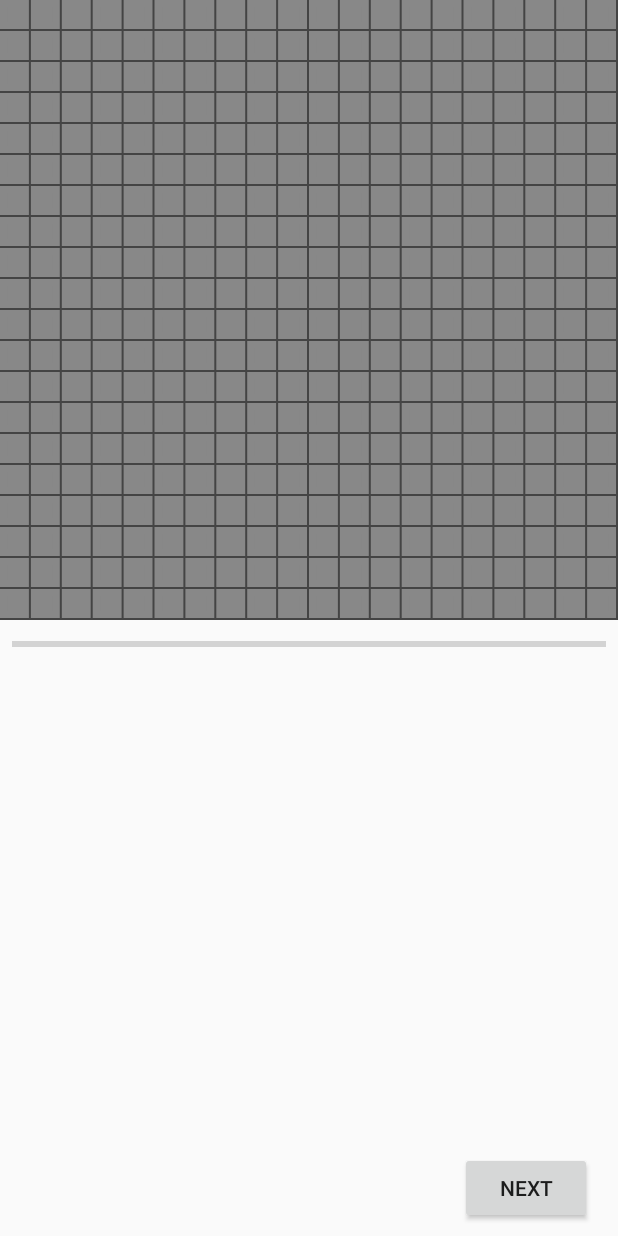
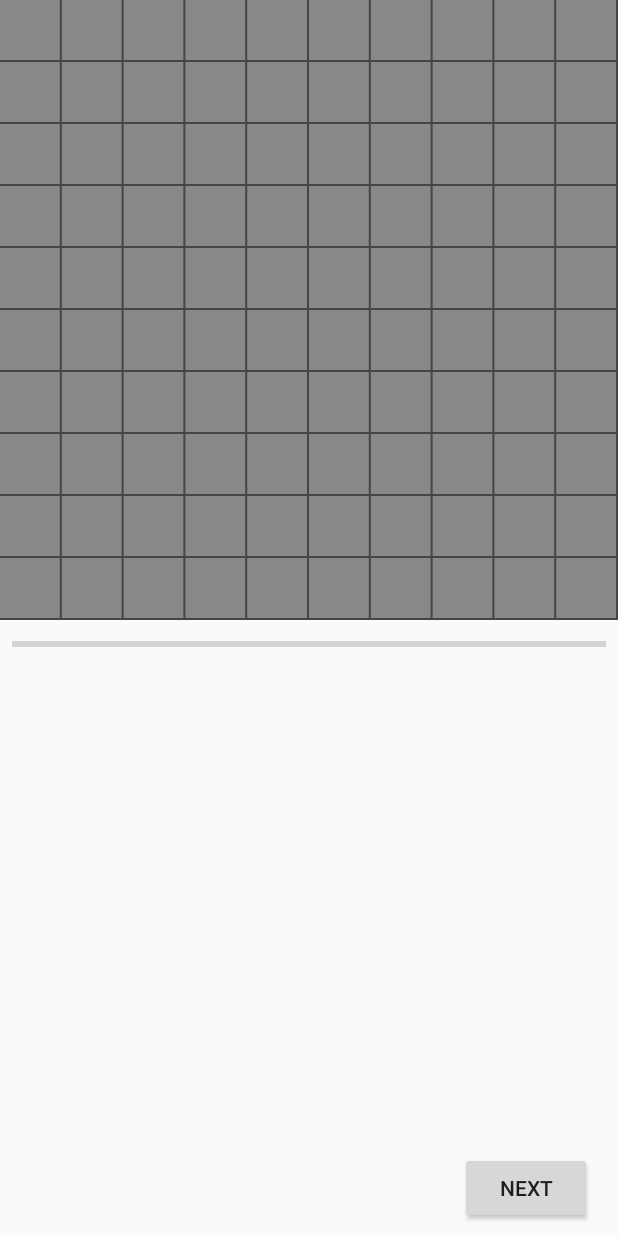
Before and after one commit to RensAlthuis/Competitive-GoL, an Android app: the MainActivity screen opened directly, with no data from a screen before it, on a phone screen of 412 x 824 dp. Run offline under Robolectric (Android 15) with nearby library versions, the light colour scheme and no system bars.

Commit message:
Various things

```diff
--- a/app/src/main/java/com/example/rens/competitive_gol/Controller/BoardController.java
+++ b/app/src/main/java/com/example/rens/competitive_gol/Controller/BoardController.java
@@ -34,10 +34,12 @@ public class BoardController {
         board = level;
         boardView = (BoardView)activity.findViewById(R.id.board);
         boardView.init(getBoardWidth(), getBoardHeight());
-        setBoardView(); //zorgt er btw ook voor dat een meer crazy bord gelijk goed getekent wordt! :)
 
         allPlayers = Players(numberPlayers);
         curPlayerIndex = 0;
+
+        //board.createRandomBoard(20,allPlayers);
+        setBoardView(); //zorgt er btw ook voor dat een meer crazy bord gelijk goed getekent wordt! :)
 
         // TODO: Optionele verbetering:
         //allPlayers = sortedPlayers(players); //sorteerd de spelers opniew in afzonderlijke teams van 1 tm size() (aantal spelers)
@@ -113,7 +115,7 @@ public class BoardController {
         final int[] colours = {Color.BLUE,Color.RED,Color.GREEN,Color.MAGENTA,Color.YELLOW,Color.CYAN};
 
         for(int i=0; i<numberPlayers; i++)
-            sortedPlayers.add(new Player(i+1,colours[i%colours.length]));
+            sortedPlayers.add(new Player(i,colours[i%colours.length]));
 
         return sortedPlayers;
     }
@@ -171,10 +173,10 @@ public class BoardController {
         for(int y=0; y<board.height ; y++)
             for(int x=0; x<board.width ; x++){
                 if(board.isDead(x,y))       boardView.setTileDead(x,y);
-                else                        boardView.setTilePlayer(x,y,allPlayers.get(board.getTileTeam(x,y)-1).getColor());
+                else                        boardView.setTilePlayer(x,y,allPlayers.get(board.getTileTeam(x,y)).getColor());
 
                 if(board.isDeadNext(x,y))   boardView.setTileDeadNext(x,y);
-                else                        boardView.setTilePlayerNext(x,y,allPlayers.get(board.getTileTeamNext(x,y)-1).getColor());
+                else                        boardView.setTilePlayerNext(x,y,allPlayers.get(board.getTileTeamNext(x,y)).getColor());
             }
     }
 }
--- a/app/src/main/java/com/example/rens/competitive_gol/Controller/MainActivity.java
+++ b/app/src/main/java/com/example/rens/competitive_gol/Controller/MainActivity.java
@@ -17,7 +17,7 @@ public class MainActivity extends Activity {
 
     static BoardController game; //Het actieve spel atm
 
-    Board board1 = new Board(20,20,new TileSettings()); //
+    Board board1 = new Board(10,10,new TileSettings()); //
     Board board2 = new Board(10,10,new TileSettings()); // voorbeeld van meerdere levels
 
     /***********************************************/
--- a/app/src/main/java/com/example/rens/competitive_gol/Model/Player.java
+++ b/app/src/main/java/com/example/rens/competitive_gol/Model/Player.java
@@ -5,7 +5,7 @@ public class Player {
     private int team;
 
     public Player(int team, int color){
-        if(team==0) throw new RuntimeException("Gereserveerd voor dood");
+        if(team==Tile.DEAD) throw new RuntimeException("Gereserveerd voor dood");
         this.color = color;
         this.team = team;
     }
```
Also changed, not shown: app/src/main/java/com/example/rens/competitive_gol/Model/Board.java (+24 -2 lines).
